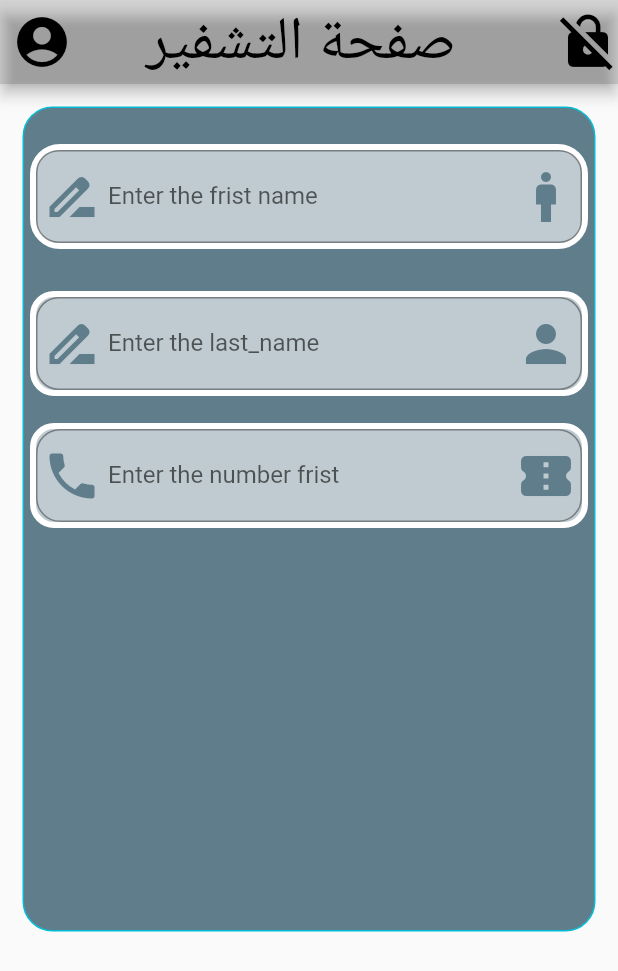
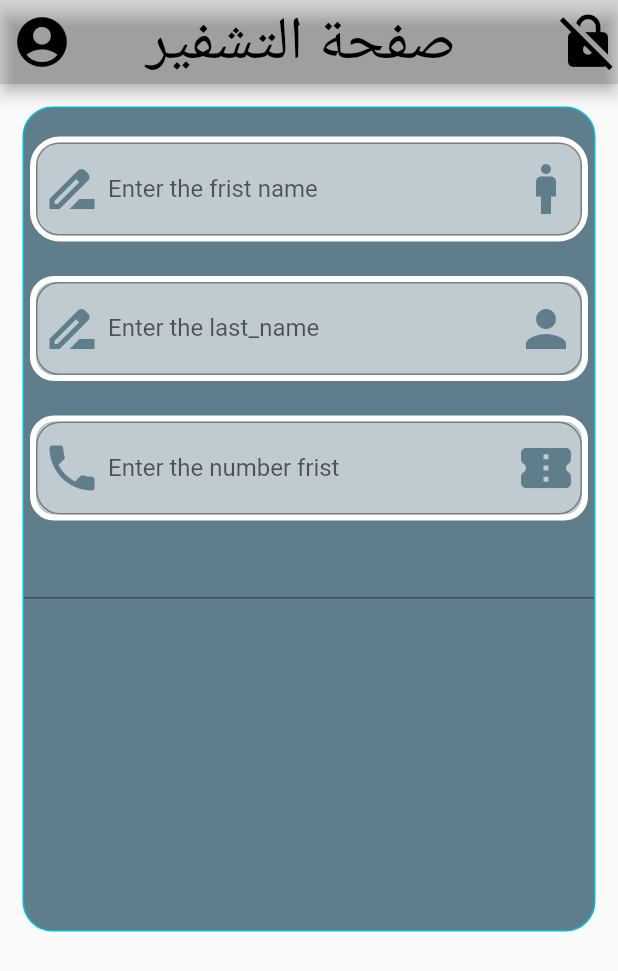
Before and after one commit to salahalddinn/project_flutter, a Flutter app: the screen it shows after launch, on a phone screen of 412 x 824 dp. Shown: the top 971 px of the screen. Run offline on Flutter 3.47's test engine with Material 2 defaults, Android fonts, the light colour scheme and no system bars.

Commit message:
create Textformfield 4 branch salah

```diff
--- a/lib/main.dart
+++ b/lib/main.dart
@@ -42,7 +42,7 @@ class screan1 extends StatelessWidget {
               ),
               child: Column(
                 children: [
-                  SizedBox(height: 20,),
+                  SizedBox(height: 15,),
                   Container(
                     margin: EdgeInsets.all(4),
                     decoration: BoxDecoration(
@@ -64,7 +64,7 @@ class screan1 extends StatelessWidget {
                       ),
                     ),
                   ),
-                  SizedBox(height: 20,),
+                  SizedBox(height: 15,),
                Container(
               margin: EdgeInsets.all(4),
                  width: double.infinity,
@@ -89,7 +89,7 @@ class screan1 extends StatelessWidget {
 
                  ),
                ),
-                  SizedBox(height: 10,),
+                  SizedBox(height: 15,),
                   Container(
                     margin: EdgeInsets.all(4),
                     width: double.infinity,
@@ -113,6 +113,7 @@ class screan1 extends StatelessWidget {
                       ),
                     ),
                   ),
+               TextFormField(),
                 ],
               ),
             ),
```
